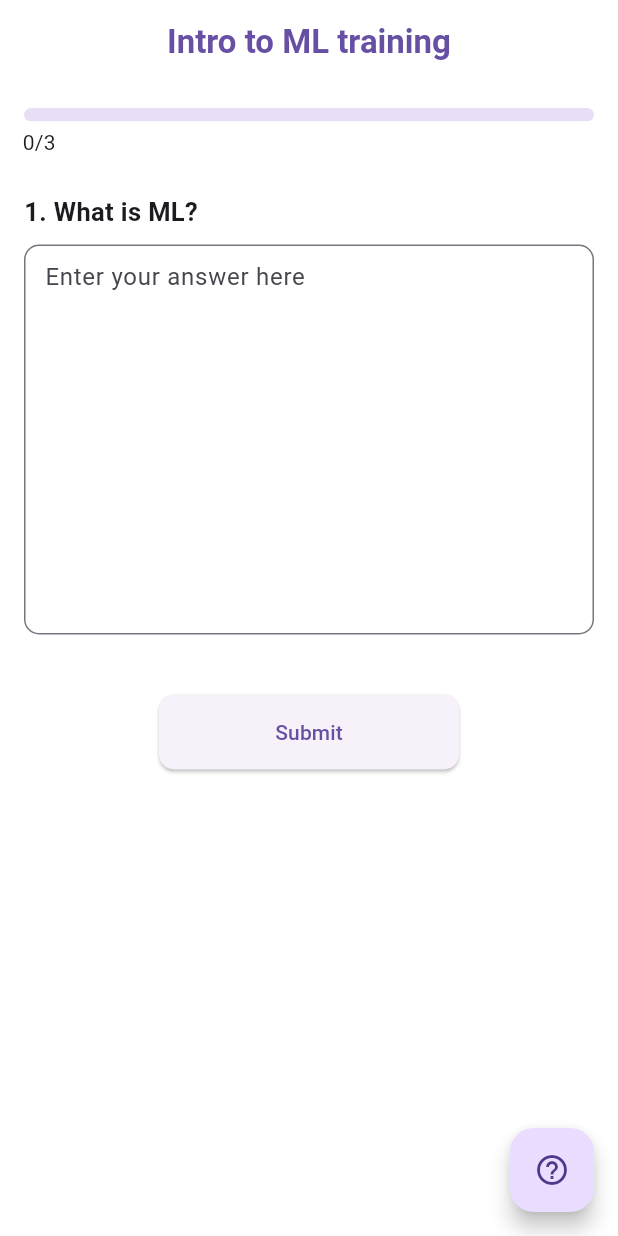
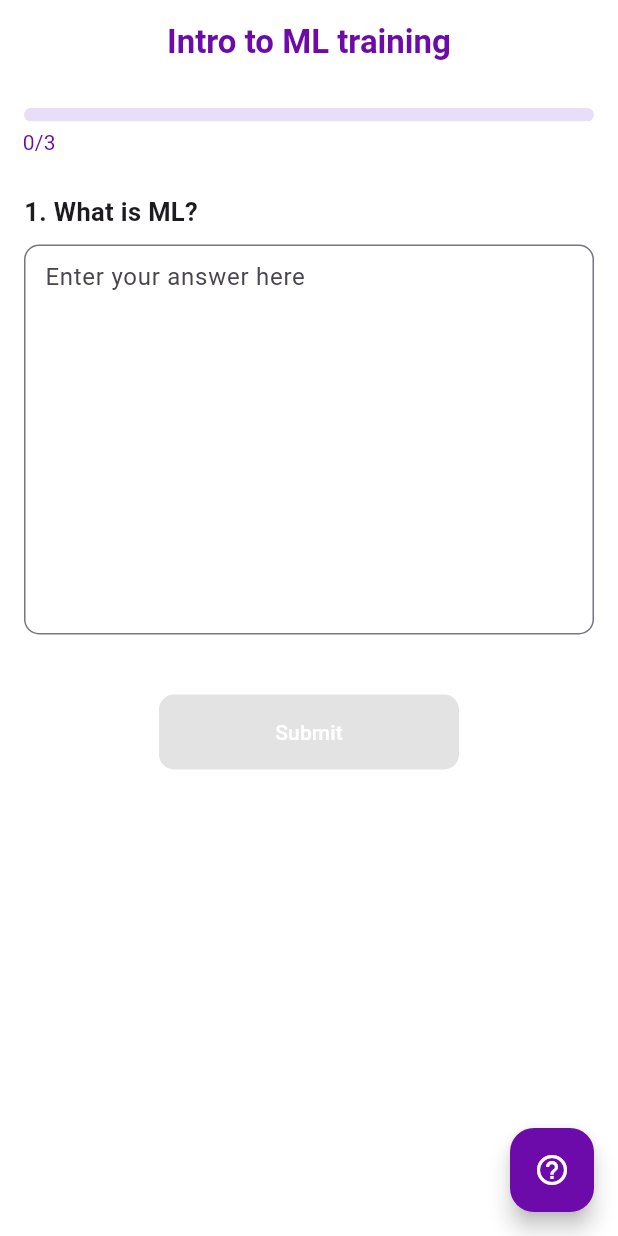
Before and after one commit to agakshay304/GPTutor, a Flutter app: the HomePage screen opened directly, after a tap on the "help outline" icon, on a phone screen of 412 x 824 dp. Run offline on Flutter 3.47's test engine with Material 2 defaults, Android fonts, the phone set to English and light mode, and no system bars; our stand-ins replace animate_do, flutter_riverpod, flutter_svg, flutter_tts, loading_animation_widget; missing offline and left inert: flutter_animated_dialog; network calls fail.

Commit message:
Some UI Fix

```diff
--- a/lib/home_page.dart
+++ b/lib/home_page.dart
@@ -9,6 +9,7 @@ import 'package:gptutor/results_screen.dart';
 import 'package:gptutor/topics.dart';
 import 'package:loading_animation_widget/loading_animation_widget.dart';
 import 'widgets/progress_bar.dart';
+import 'widgets/colors.dart';
 
 class HomePage extends ConsumerStatefulWidget {
   const HomePage({Key? key}) : super(key: key);
@@ -25,6 +26,7 @@ class _HomePageState extends ConsumerState<HomePage> {
   int currentQuestionIndex = 0;
   bool completed = false;
   bool _isLoading = false;
+  bool _btnactive = false;
   bool _isLoadingScreen = false;
   String? _speech;
   String? _explaination;
@@ -44,7 +46,7 @@ class _HomePageState extends ConsumerState<HomePage> {
 
   //call explaination
   void callexplain() {
-    Future.delayed(const Duration(seconds: 1), () {
+    Future.delayed(const Duration(milliseconds: 30), () {
       _explain();
     });
   }
@@ -261,28 +263,49 @@ class _HomePageState extends ConsumerState<HomePage> {
       context: context,
       builder: (_) {
         return AlertDialog(
-          title: Text(topics[currentTopicIndex].name),
-          content: SingleChildScrollView(child: Text(_explaination!)),
+          shape:
+              RoundedRectangleBorder(borderRadius: BorderRadius.circular(10)),
+          backgroundColor: primaryColor,
+          title: Center(
+            child: Text(topics[currentTopicIndex].name,
+                style: const TextStyle(
+                    color: Colors.white, fontWeight: FontWeight.bold)),
+          ),
+          content: SingleChildScrollView(
+              child: Text(
+            _explaination!,
+            style: const TextStyle(color: Colors.white),
+          )),
           actions: [
-            Row(
+            Container(
+              decoration: const BoxDecoration(
+                borderRadius: BorderRadius.only(
+                    bottomLeft: Radius.circular(10),
+                    bottomRight: Radius.circular(10)),
+                color: secondaryColor,
+              ),
+              child: Row(
                 mainAxisAlignment: MainAxisAlignment.spaceEvenly,
                 children: [
-                TextButton(
-                  onPressed: () {
-                    flutterTts.stop();
-                    Navigator.pop(context);
-                  },
-                  child: const Text("OK"),
-                ),
                   TextButton(
                     onPressed: () {
                       Navigator.pop(context);
                       flutterTts.stop();
                       _explain();
                     },
-                  child: const Text("Explain again"),
+                    child: const Text("Explain again",
+                        style: TextStyle(color: Colors.white)),
+                  ),
+                  TextButton(
+                    onPressed: () {
+                      flutterTts.stop();
+                      Navigator.pop(context);
+                    },
+                    child: const Text("Proceed",
+                        style: TextStyle(color: Colors.white)),
                   ),
                 ],
+              ),
             ),
           ],
         );
@@ -296,7 +319,7 @@ class _HomePageState extends ConsumerState<HomePage> {
         ? Scaffold(
             body: Center(
               child: LoadingAnimationWidget.dotsTriangle(
-                color: ThemeData.light(useMaterial3: true).primaryColor,
+                color: primaryColor,
                 size: 50,
               ),
             ),
@@ -307,7 +330,7 @@ class _HomePageState extends ConsumerState<HomePage> {
                     onPressed: () {
                       _explain();
                     },
-                    child: const Icon(Icons.help_outline),
+                    child: const Icon(Icons.help_outline, color: Colors.white),
                   )
                 : null,
             appBar: AppBar(
@@ -317,9 +340,9 @@ class _HomePageState extends ConsumerState<HomePage> {
               title: BounceInDown(
                 child: Text(
                   topics[currentTopicIndex].name,
-                  style: TextStyle(
+                  style: const TextStyle(
                     fontWeight: FontWeight.bold,
-                    color: ThemeData.light(useMaterial3: true).primaryColor,
+                    color: primaryColor,
                   ),
                 ),
               ),
@@ -350,6 +373,10 @@ class _HomePageState extends ConsumerState<HomePage> {
                     ),
                     TextFormField(
                       controller: _answer,
+                      onChanged: (value) => setState(() {
+                        _btnactive = true;
+                      }),
+                      keyboardType: TextInputType.multiline,
                       maxLines: 10,
                       decoration: InputDecoration(
                         fillColor:
@@ -371,18 +398,24 @@ class _HomePageState extends ConsumerState<HomePage> {
                       height: 50,
                       child: ElevatedButton(
                           style: ElevatedButton.styleFrom(
+                            primary: primaryColor,
                             shape: const RoundedRectangleBorder(
                               borderRadius: BorderRadius.all(
                                 Radius.circular(10),
                               ),
                             ),
                           ),
-                          onPressed: _isLoading ? null : _submit,
+                          onPressed: _btnactive == false
+                              ? null
+                              : _isLoading
+                                  ? null
+                                  : _submit,
                           child: _isLoading
                               ? const CircularProgressIndicator(
                                   strokeWidth: 1,
                                 )
-                              : const Text('Submit')),
+                              : const Text('Submit',
+                                  style: TextStyle(color: Colors.white))),
                     ),
                   ],
                 ),
--- a/lib/landing_page.dart
+++ b/lib/landing_page.dart
@@ -3,6 +3,7 @@ import 'package:flutter_svg/svg.dart';
 import 'package:gptutor/topics.dart';
 import 'package:flutter_tts/flutter_tts.dart';
 import 'home_page.dart';
+import 'widgets/colors.dart';
 
 class LandingPage extends StatefulWidget {
   const LandingPage({Key? key}) : super(key: key);
@@ -33,7 +34,10 @@ class _LandingPageState extends State<LandingPage> {
         title: Row(
           mainAxisAlignment: MainAxisAlignment.spaceBetween,
           children: [
-            SvgPicture.asset('assets/images/logo.svg', height: 40),
+            SvgPicture.asset(
+              'assets/images/logo.svg',
+              height: 40,
+            ),
             SvgPicture.asset('assets/images/avatar.svg', height: 40),
           ],
         ),
@@ -56,14 +60,15 @@ class _LandingPageState extends State<LandingPage> {
                   for (var i = 0; i < topics.length; i++)
                     Card(
                       child: ListTile(
+                        shape: RoundedRectangleBorder(
+                          borderRadius: BorderRadius.circular(10),
+                        ),
                         textColor: Colors.white,
-                        tileColor: i == 0
-                            ? const Color(0xff6C0BA9)
-                            : const Color(0xff9867c9),
+                        tileColor: i == 0 ? primaryColor : secondaryColor,
                         trailing: i == 0
                             ? const Icon(Icons.lock_open, color: Colors.white)
                             : const Icon(Icons.lock, color: Colors.white),
-                        title: Text(topics[i].name),
+                        title: Center(child: Text(topics[i].name)),
                         onTap: () {
                           if (i == 0) {
                             Navigator.push(
@@ -79,7 +84,7 @@ class _LandingPageState extends State<LandingPage> {
                                 return AlertDialog(
                                   title: const Text('Alert'),
                                   content:
-                                      const Text('This topic is not unlocked'),
+                                      const Text('This Topic is not unlocked'),
                                   actions: [
                                     TextButton(
                                       onPressed: () {
--- a/lib/main.dart
+++ b/lib/main.dart
@@ -11,6 +11,7 @@ relation to the current topic/subtopic. Once this prompt decides “yes” to th
 import 'package:flutter/material.dart';
 import 'package:flutter_riverpod/flutter_riverpod.dart';
 import 'package:gptutor/landing_page.dart';
+import 'package:gptutor/widgets/colors.dart';
 
 void main() {
   runApp(
@@ -34,6 +35,9 @@ class MyApp extends StatelessWidget {
         appBarTheme: const AppBarTheme(
           backgroundColor: Colors.white,
         ),
+        floatingActionButtonTheme: const FloatingActionButtonThemeData(
+          backgroundColor: primaryColor,
+        ),
       ),
       // home: const HomePage(),
       home: const LandingPage(),
--- a/lib/secrets.dart
+++ b/lib/secrets.dart
@@ -1,5 +1,7 @@
 const openAIKey = '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';
 
 //Akshay
-//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
 //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
+
+//Convai
+//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
--- /dev/null
+++ b/lib/widgets/colors.dart
@@ -0,0 +1,4 @@
+import 'dart:ui';
+
+const primaryColor = Color(0xff6C0BA9);
+const secondaryColor = Color(0xff9867c9);
--- a/lib/widgets/progress_bar.dart
+++ b/lib/widgets/progress_bar.dart
@@ -1,5 +1,5 @@
 import 'package:flutter/material.dart';
-
+import 'package:gptutor/widgets/colors.dart';
 
 class ProgressBar extends StatelessWidget {
   const ProgressBar({
@@ -21,8 +21,7 @@ class ProgressBar extends StatelessWidget {
             ),
           ),
           child: LinearProgressIndicator(
-            // valueColor:
-            //     const AlwaysStoppedAnimation<Color>(),
+            valueColor: const AlwaysStoppedAnimation<Color>(primaryColor),
             value: stepNumber / stepTotal,
             minHeight: 9,
           ),
@@ -43,9 +42,9 @@ class ProgressBar extends StatelessWidget {
             child: Center(
               child: Text(
                 '$stepNumber/$stepTotal',
-                // style: ClickkedTextStyles.bodySmallSemibold.copyWith(
-                //   color: ClickkedColors.neutral0,
-                // ),
+                style: const TextStyle(
+                  color: primaryColor,
+                ),
               ),
             ),
           ),
```
Lines whose indentation alone changed are shown as unchanged.
